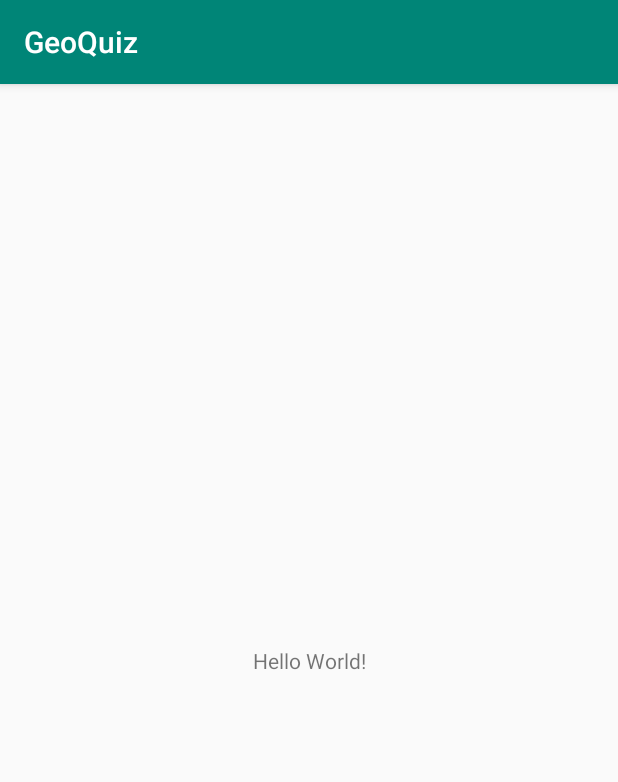
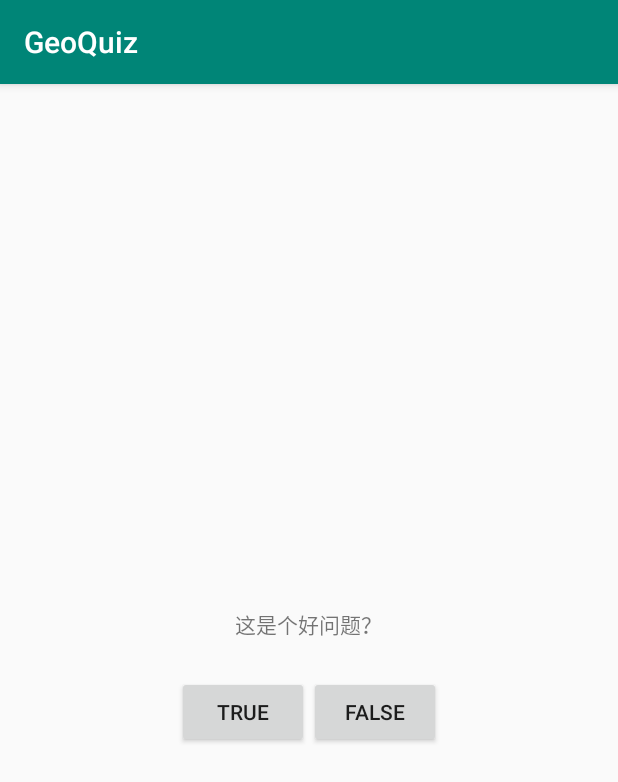
Before and after one commit to zdRan/AndroidProgramming4th, an Android app: the screen it shows after launch (MainActivity), on a phone screen of 412 x 824 dp. Shown: the top 782 px of the screen. Run offline under Robolectric (Android 15) with nearby library versions, the phone set to English and light mode, and no system bars; our stand-ins replace ButterKnife.

Commit message:
第一章内容

```diff
--- a/GeoQuiz/app/build.gradle
+++ b/GeoQuiz/app/build.gradle
@@ -3,6 +3,7 @@
 apply plugin: 'kotlin-android'
 
 apply plugin: 'kotlin-android-extensions'
+
 
 android {
     compileSdkVersion 29
@@ -29,7 +30,10 @@
     implementation 'androidx.appcompat:appcompat:1.0.2'
     implementation 'androidx.core:core-ktx:1.0.2'
     implementation 'androidx.constraintlayout:constraintlayout:1.1.3'
+    implementation 'com.jakewharton:butterknife:10.2.3'
+    annotationProcessor 'com.jakewharton:butterknife-compiler:10.2.3'
     testImplementation 'junit:junit:4.12'
     androidTestImplementation 'androidx.test.ext:junit:1.1.0'
     androidTestImplementation 'androidx.test.espresso:espresso-core:3.1.1'
+
 }
--- /dev/null
+++ b/GeoQuiz/app/src/main/gen/com/zdran/geoquiz/BuildConfig.java
@@ -0,0 +1,8 @@
+/*___Generated_by_IDEA___*/
+
+package com.zdran.geoquiz;
+
+/* This stub is only used by the IDE. It is NOT the BuildConfig class actually packed into the APK */
+public final class BuildConfig {
+  public final static boolean DEBUG = Boolean.parseBoolean(null);
+}
--- a/GeoQuiz/app/src/main/java/com/zdran/geoquiz/MainActivity.kt
+++ b/GeoQuiz/app/src/main/java/com/zdran/geoquiz/MainActivity.kt
@@ -2,11 +2,31 @@
 
 import androidx.appcompat.app.AppCompatActivity
 import android.os.Bundle
+import android.view.Gravity
+import android.view.View
+import android.widget.Button
+import android.widget.Toast
+import butterknife.BindView
 
 class MainActivity : AppCompatActivity() {
+    private lateinit var trueButton: Button
+    private lateinit var falseButton: Button
 
     override fun onCreate(savedInstanceState: Bundle?) {
         super.onCreate(savedInstanceState)
         setContentView(R.layout.activity_main)
+        trueButton = findViewById(R.id.true_button)
+        falseButton = findViewById(R.id.false_button)
+
+        trueButton.setOnClickListener { view: View ->
+            Toast.makeText(this, R.string.correct_toast, Toast.LENGTH_LONG).show()
+
+        }
+        //挑战练习部分
+        falseButton.setOnClickListener { view: View ->
+            val toast = Toast.makeText(this, R.string.correct_toast, Toast.LENGTH_LONG)
+            toast.setGravity(Gravity.TOP, 0, 0)
+            toast.show()
+        }
     }
 }
--- a/GeoQuiz/app/src/main/res/layout/activity_main.xml
+++ b/GeoQuiz/app/src/main/res/layout/activity_main.xml
@@ -1,18 +1,36 @@
 <?xml version="1.0" encoding="utf-8"?>
-<androidx.constraintlayout.widget.ConstraintLayout xmlns:android="http://schemas.android.com/apk/res/android"
+<LinearLayout xmlns:android="http://schemas.android.com/apk/res/android"
     xmlns:app="http://schemas.android.com/apk/res-auto"
     xmlns:tools="http://schemas.android.com/tools"
     android:layout_width="match_parent"
     android:layout_height="match_parent"
+    android:gravity="center"
+    android:orientation="vertical"
     tools:context=".MainActivity">
 
     <TextView
         android:layout_width="wrap_content"
         android:layout_height="wrap_content"
-        android:text="Hello World!"
-        app:layout_constraintBottom_toBottomOf="parent"
-        app:layout_constraintLeft_toLeftOf="parent"
-        app:layout_constraintRight_toRightOf="parent"
-        app:layout_constraintTop_toTopOf="parent" />
+        android:padding="24dp"
+        android:text="@string/question_text" />
 
-</androidx.constraintlayout.widget.ConstraintLayout>
+    <LinearLayout
+        android:layout_width="wrap_content"
+        android:layout_height="wrap_content"
+        android:orientation="horizontal">
+
+        <Button
+            android:id="@+id/true_button"
+            android:layout_width="wrap_content"
+            android:layout_height="wrap_content"
+            android:text="@string/true_button" />
+
+        <Button
+            android:id="@+id/false_button"
+            android:layout_width="wrap_content"
+            android:layout_height="wrap_content"
+            android:text="@string/false_button" />
+
+    </LinearLayout>
+
+</LinearLayout>
--- a/GeoQuiz/app/src/main/res/values/strings.xml
+++ b/GeoQuiz/app/src/main/res/values/strings.xml
@@ -1,3 +1,8 @@
 <resources>
     <string name="app_name">GeoQuiz</string>
+    <string name="true_button">TRUE</string>
+    <string name="question_text">这是个好问题？</string>
+    <string name="false_button">FALSE</string>
+    <string name="correct_toast">correct!</string>
+    <string name="incorrect_toast">incorrect!</string>
 </resources>
```
